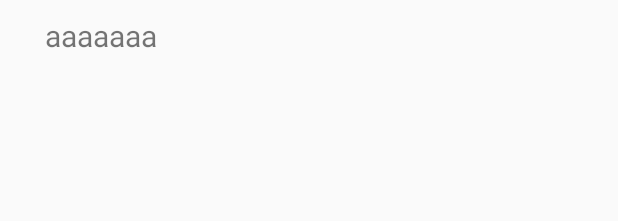
After one commit to laoziaichihebaodan/aidlClient, an Android app: the layout item_pageinfo_list.xml on its own in the app's theme, with its tools: preview values and no code run, on a phone screen of 412 x 824 dp. The commit adds this screen. Shown: the top 221 px of the screen. Run offline under Robolectric (Android 15) with nearby library versions, the phone set to English and light mode, and no system bars.

```diff
--- /dev/null
+++ b/app/src/main/res/layout/item_pageinfo_list.xml
@@ -0,0 +1,14 @@
+<?xml version="1.0" encoding="utf-8"?>
+<LinearLayout
+    xmlns:android="http://schemas.android.com/apk/res/android"
+    android:layout_width="match_parent"
+    android:layout_height="wrap_content">
+<TextView
+    android:id="@+id/item_pageinfo_title"
+    android:text="aaaaaaa"
+    android:layout_marginLeft="20dp"
+    android:padding="10dp"
+    android:textSize="20sp"
+    android:layout_width="match_parent"
+    android:layout_height="wrap_content" />
+</LinearLayout>
```
Also changed, not shown: app/src/main/java/com/fundrive/navaidlclient/MainActivity.java (+15 -10 lines), app/src/main/java/com/fundrive/navaidlclient/adapter/PageInfoAdapter.java (added, +104 -0 lines).
